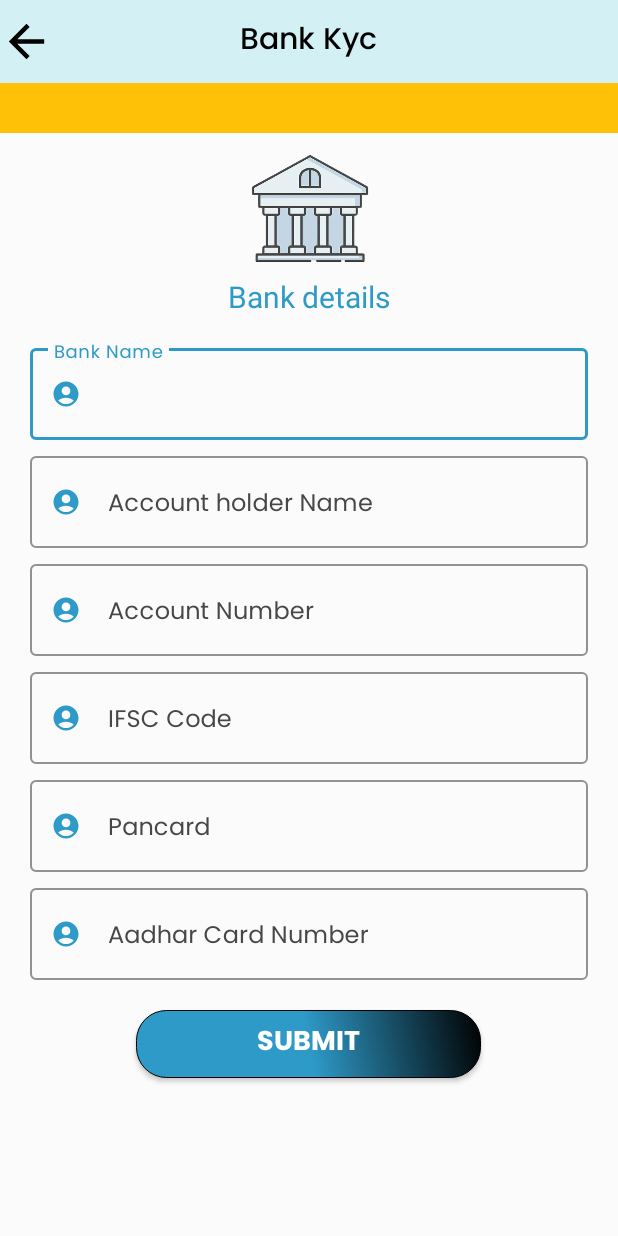
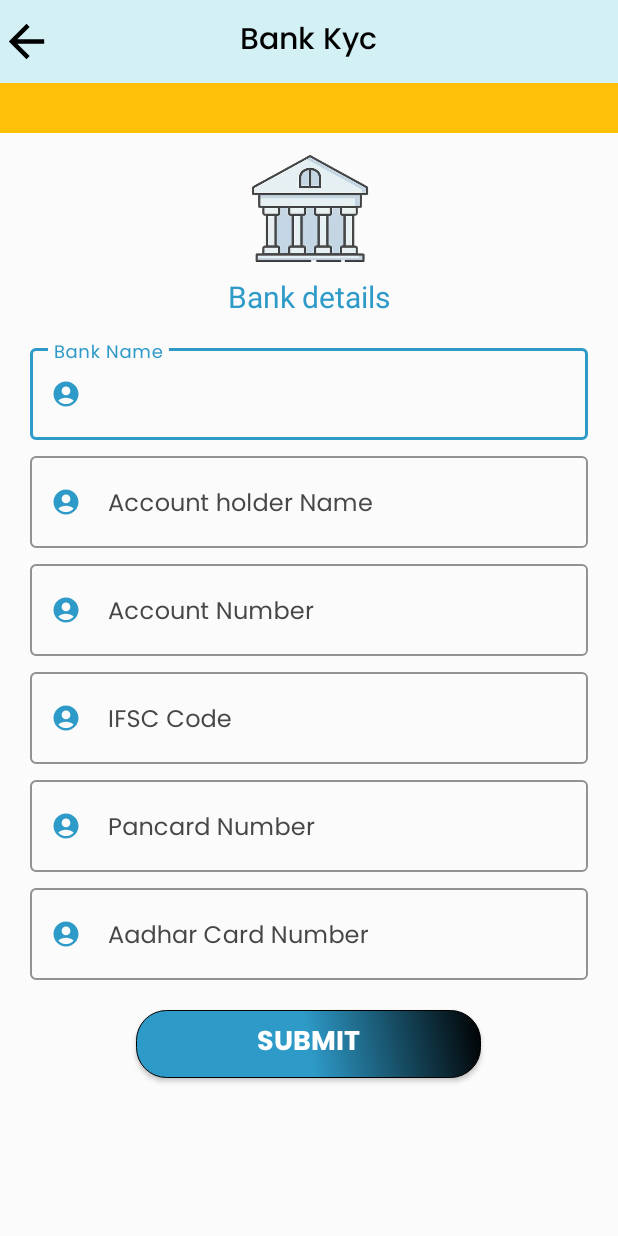
Before and after one commit to management-team7978/RL_Field_Worker, an Android app: the BankActivity screen opened directly, with no data from a screen before it, on a phone screen of 412 x 824 dp. Run offline under Robolectric (Android 15) with nearby library versions, the phone set to English and light mode, and no system bars; our stand-ins replace Volley; network calls fail.

Commit message:
changes done

```diff
--- a/app/src/main/java/com/rl/fieldworker/BankActivity.java
+++ b/app/src/main/java/com/rl/fieldworker/BankActivity.java
@@ -95,6 +95,12 @@ public class BankActivity extends AppCompatActivity {
                 if (bName.isEmpty() || bHolderName.isEmpty() || bAccNum.isEmpty() || ifsc.isEmpty() || pan.isEmpty()
                         || aadhar.isEmpty()) {
                     Toast.makeText(BankActivity.this, "All fields must be filled", Toast.LENGTH_SHORT).show();
+                }else if (pan.length() != 10) {
+                    edtpan.setError( "Pan Card must be 10 digits");
+                    Toast.makeText(BankActivity.this, "Pincode must be 6 digits", Toast.LENGTH_SHORT).show();
+                } else if (aadhar.length() != 12) {
+                    edtaadhar.setError( "Aadhar number must be 12 digits");
+                    Toast.makeText(BankActivity.this, "Aadhar number must be 12 digits", Toast.LENGTH_SHORT).show();
                 } else {
                     AddBankDetails(SharedPreference.get("uuid"),bName,bHolderName,bAccNum,ifsc,pan,aadhar);
                 }
--- a/app/src/main/java/com/rl/fragment/ProfileFragment.java
+++ b/app/src/main/java/com/rl/fragment/ProfileFragment.java
@@ -160,15 +160,11 @@ public class ProfileFragment extends Fragment {
                     SharedPreference.removeKey("name");
                     SharedPreference.removeKey("referral_code");
                 }
-
-                Intent i=new Intent(getActivity(), LoginActivity.class);
+                Intent i = new Intent(getActivity(), LoginActivity.class);
                 startActivity(i);
-                Toast.makeText(getActivity(), "Logout", Toast.LENGTH_SHORT).show();
                 getActivity().finish();
-
             }
         });
-
 
         uuid=SharedPreference.get("uuid");
         getProfile(uuid);
--- a/app/src/main/res/layout/activity_bank.xml
+++ b/app/src/main/res/layout/activity_bank.xml
@@ -166,7 +166,7 @@
                     <com.google.android.material.textfield.TextInputLayout
                         android:layout_width="match_parent"
                         android:layout_height="wrap_content"
-                        android:hint="Pancard"
+                        android:hint="Pancard Number"
                         style="@style/OutlinedBoxStyle"
                         app:helperTextEnabled="true"
                         app:startIconDrawable="@drawable/user"
--- a/app/src/main/res/layout/activity_view_consumer_request.xml
+++ b/app/src/main/res/layout/activity_view_consumer_request.xml
@@ -39,7 +39,7 @@
             android:layout_height="wrap_content"
             android:layout_centerInParent="true"
             android:fontFamily="@font/poppins_medium"
-            android:text="View Quotation"
+            android:text="View Details"
             android:textColor="@color/rl_orange"
             android:textSize="20sp" />
     </RelativeLayout>
```
